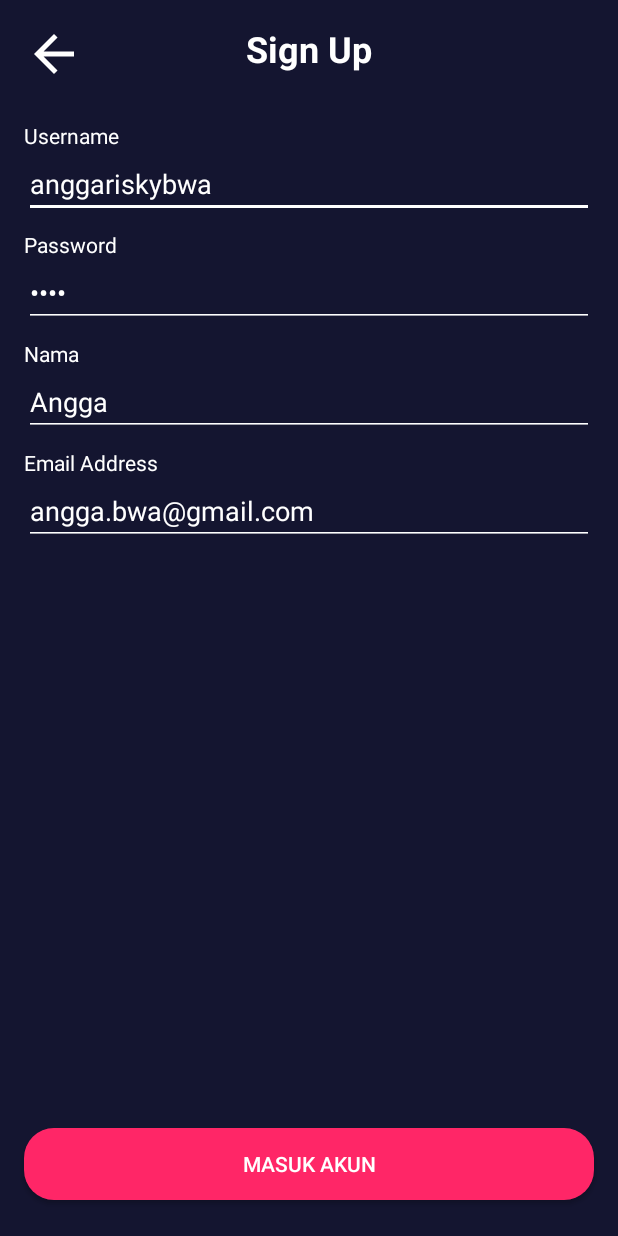
After one commit to adwiarifin/bwamov, an Android app: the layout activity_sign_up.xml on its own in the app's theme, with its tools: preview values and no code run, on a phone screen of 412 x 824 dp. The commit adds this screen. Run offline under Robolectric (Android 15) with nearby library versions, the phone set to English and light mode, and no system bars.

Commit message:
layout sign_up

```diff
--- /dev/null
+++ b/app/src/main/res/drawable/ic_arrow_back_white_24dp.xml
@@ -0,0 +1,5 @@
+<vector android:height="24dp" android:tint="#FFFFFF"
+    android:viewportHeight="24" android:viewportWidth="24"
+    android:width="24dp" xmlns:android="http://schemas.android.com/apk/res/android">
+    <path android:fillColor="@android:color/white" android:pathData="M20,11H7.83l5.59,-5.59L12,4l-8,8 8,8 1.41,-1.41L7.83,13H20v-2z"/>
+</vector>
--- /dev/null
+++ b/app/src/main/res/layout/activity_sign_up.xml
@@ -0,0 +1,169 @@
+<?xml version="1.0" encoding="utf-8"?>
+<androidx.constraintlayout.widget.ConstraintLayout xmlns:android="http://schemas.android.com/apk/res/android"
+    xmlns:app="http://schemas.android.com/apk/res-auto"
+    xmlns:tools="http://schemas.android.com/tools"
+    android:layout_width="match_parent"
+    android:layout_height="match_parent"
+    android:background="@color/colorBlue"
+    tools:context=".onboarding.OnboardingOneActivity">
+
+    <Button
+        android:id="@+id/button2"
+        android:layout_width="0dp"
+        android:layout_height="wrap_content"
+        android:layout_marginStart="16dp"
+        android:layout_marginEnd="16dp"
+        android:layout_marginBottom="24dp"
+        android:background="@drawable/shape_rectangle_pink"
+        android:text="@string/masuk_akun"
+        android:textColor="@color/colorWhite"
+        app:layout_constraintBottom_toBottomOf="parent"
+        app:layout_constraintEnd_toEndOf="parent"
+        app:layout_constraintStart_toStartOf="parent" />
+
+    <TextView
+        android:id="@+id/textView3"
+        android:layout_width="0dp"
+        android:layout_height="wrap_content"
+        android:layout_marginStart="16dp"
+        android:layout_marginTop="16dp"
+        android:layout_marginEnd="16dp"
+        android:gravity="center"
+        android:text="@string/sign_up"
+        android:textColor="@color/colorWhite"
+        android:textSize="24sp"
+        android:textStyle="bold"
+        app:layout_constraintEnd_toEndOf="parent"
+        app:layout_constraintStart_toStartOf="parent"
+        app:layout_constraintTop_toTopOf="parent" />
+
+    <TextView
+        android:id="@+id/textView4"
+        android:layout_width="0dp"
+        android:layout_height="wrap_content"
+        android:layout_marginStart="16dp"
+        android:layout_marginTop="32dp"
+        android:layout_marginEnd="16dp"
+        android:text="@string/username"
+        android:textColor="@color/colorWhite"
+        app:layout_constraintEnd_toEndOf="parent"
+        app:layout_constraintStart_toStartOf="parent"
+        app:layout_constraintTop_toBottomOf="@+id/textView3" />
+
+    <EditText
+        android:id="@+id/editTextTextPersonName"
+        android:layout_width="0dp"
+        android:layout_height="wrap_content"
+        android:layout_marginStart="16dp"
+        android:layout_marginEnd="16dp"
+        android:backgroundTint="@color/colorWhite"
+        android:ems="10"
+        android:hint="@string/username"
+        android:inputType="textPersonName"
+        android:textColor="@color/colorWhite"
+        android:textColorHint="@color/colorGray"
+        app:layout_constraintEnd_toEndOf="parent"
+        app:layout_constraintHorizontal_bias="0.527"
+        app:layout_constraintStart_toStartOf="parent"
+        app:layout_constraintTop_toBottomOf="@+id/textView4"
+        tools:text="anggariskybwa" />
+
+    <TextView
+        android:id="@+id/textView5"
+        android:layout_width="0dp"
+        android:layout_height="wrap_content"
+        android:layout_marginStart="16dp"
+        android:layout_marginTop="8dp"
+        android:layout_marginEnd="16dp"
+        android:text="@string/password"
+        android:textColor="@color/colorWhite"
+        app:layout_constraintEnd_toEndOf="parent"
+        app:layout_constraintStart_toStartOf="parent"
+        app:layout_constraintTop_toBottomOf="@+id/editTextTextPersonName" />
+
+    <EditText
+        android:id="@+id/editTextTextPassword"
+        android:layout_width="0dp"
+        android:layout_height="wrap_content"
+        android:layout_marginStart="16dp"
+        android:layout_marginEnd="16dp"
+        android:backgroundTint="@color/colorWhite"
+        android:ems="10"
+        android:hint="@string/password"
+        android:inputType="textPassword"
+        android:textColor="@color/colorWhite"
+        app:layout_constraintEnd_toEndOf="parent"
+        app:layout_constraintStart_toStartOf="parent"
+        app:layout_constraintTop_toBottomOf="@+id/textView5"
+        tools:text="Test" />
+
+    <ImageView
+        android:id="@+id/imageView3"
+        android:layout_width="40dp"
+        android:layout_height="40dp"
+        android:layout_marginStart="16dp"
+        android:layout_marginTop="16dp"
+        android:contentDescription="@string/back"
+        app:layout_constraintStart_toStartOf="parent"
+        app:layout_constraintTop_toTopOf="parent"
+        app:srcCompat="@drawable/ic_arrow_back_white_24dp" />
+
+    <TextView
+        android:id="@+id/textView6"
+        android:layout_width="0dp"
+        android:layout_height="wrap_content"
+        android:layout_marginStart="16dp"
+        android:layout_marginTop="8dp"
+        android:layout_marginEnd="16dp"
+        android:text="@string/nama"
+        android:textColor="@color/colorWhite"
+        app:layout_constraintEnd_toEndOf="parent"
+        app:layout_constraintStart_toStartOf="parent"
+        app:layout_constraintTop_toBottomOf="@+id/editTextTextPassword" />
+
+    <EditText
+        android:id="@+id/editTextTextPersonName2"
+        android:layout_width="0dp"
+        android:layout_height="wrap_content"
+        android:layout_marginStart="16dp"
+        android:layout_marginEnd="16dp"
+        android:backgroundTint="@color/colorWhite"
+        android:ems="10"
+        android:hint="@string/nama"
+        android:inputType="textPersonName|text"
+        android:textColor="@color/colorWhite"
+        app:layout_constraintEnd_toEndOf="parent"
+        app:layout_constraintStart_toStartOf="parent"
+        app:layout_constraintTop_toBottomOf="@+id/textView6"
+        tools:text="Angga" />
+
+    <TextView
+        android:id="@+id/textView7"
+        android:layout_width="0dp"
+        android:layout_height="wrap_content"
+        android:layout_marginStart="16dp"
+        android:layout_marginTop="8dp"
+        android:layout_marginEnd="16dp"
+        android:text="@string/email_address"
+        android:textColor="@color/colorWhite"
+        app:layout_constraintEnd_toEndOf="parent"
+        app:layout_constraintStart_toStartOf="parent"
+        app:layout_constraintTop_toBottomOf="@+id/editTextTextPersonName2" />
+
+    <EditText
+        android:id="@+id/editTextTextEmailAddress"
+        android:layout_width="0dp"
+        android:layout_height="wrap_content"
+        android:layout_marginStart="16dp"
+        android:layout_marginEnd="16dp"
+        android:backgroundTint="@color/colorWhite"
+        android:ems="10"
+        android:hint="@string/email_address"
+        android:inputType="textEmailAddress"
+        android:textColor="@color/colorWhite"
+        app:layout_constraintEnd_toEndOf="parent"
+        app:layout_constraintStart_toStartOf="parent"
+        app:layout_constraintTop_toBottomOf="@+id/textView7"
+        tools:text="angga.bwa@gmail.com" />
+
+</androidx.constraintlayout.widget.ConstraintLayout>
--- a/app/src/main/res/values/strings.xml
+++ b/app/src/main/res/values/strings.xml
@@ -14,4 +14,8 @@
     <string name="password">Password</string>
     <string name="masuk_akun">Masuk Akun</string>
     <string name="daftar_akun_baru">Daftar Akun Baru</string>
+    <string name="sign_up">Sign Up</string>
+    <string name="nama">Nama</string>
+    <string name="email_address">Email Address</string>
+    <string name="back">Back</string>
 </resources>
```
